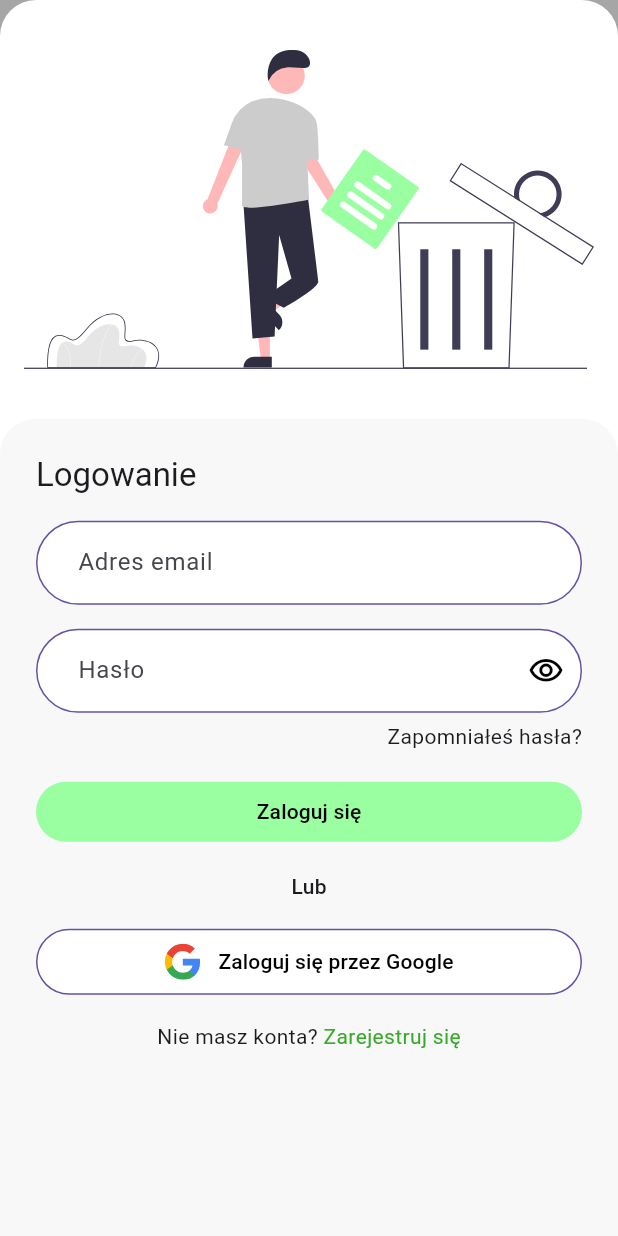
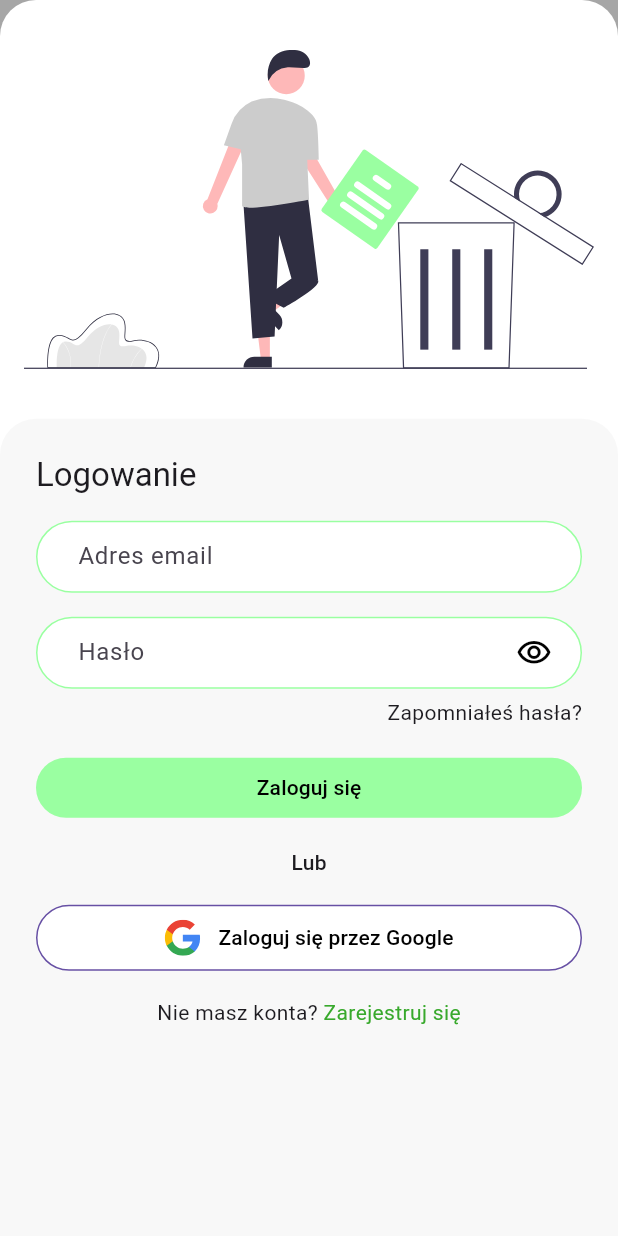
Before and after one commit to Zohenn/wyrzutka, a Flutter app: the screen it shows after launch, item 3 of the bottom bar chosen, on a phone screen of 412 x 824 dp. Run offline on Flutter 3.47's test engine with Material 2 defaults, Android fonts, the light colour scheme and no system bars; our stand-ins replace beamer, cloud_firestore, firebase_auth, firebase_core, flutter_hooks, flutter_svg and 4 more; accounts and stored records are empty.

Commit message:
base sign in/sign up flow

```diff
--- a/lib/app_theme.dart
+++ b/lib/app_theme.dart
@@ -21,11 +21,19 @@ class AppTheme extends StatelessWidget {
         // colorScheme: lightColorScheme,
         // colorSchemeSeed: AppColors.primary,
         inputDecorationTheme: InputDecorationTheme(
-          border: OutlineInputBorder(
+          filled: true,
+          fillColor: Colors.white,
+          enabledBorder: OutlineInputBorder(
             borderRadius: BorderRadius.circular(50),
-            borderSide: BorderSide.none,
+            borderSide: BorderSide(color: AppColors.primary),
           ),
-          contentPadding: const EdgeInsets.fromLTRB(12, 12, 12, 12),
+          focusedBorder: OutlineInputBorder(
+            borderRadius: BorderRadius.circular(50),
+            borderSide: BorderSide(color: AppColors.primary),
+          ),
+          floatingLabelStyle: TextStyle(color: Colors.black),
+          contentPadding: const EdgeInsets.symmetric(vertical: 12.0, horizontal: 24.0),
+          // contentPadding: const EdgeInsets.fromLTRB(12, 12, 12, 12),
         ),
         // textTheme: GoogleFonts.notoSansTextTheme(
         //   TextTheme(labelSmall: TextStyle(color: lightColorScheme.outline)),
--- a/lib/data/static_data.dart
+++ b/lib/data/static_data.dart
@@ -8,8 +8,8 @@ import 'package:inzynierka/models/sort_element.dart';
 import 'package:inzynierka/models/symbol.dart';
 
 List<AppUser> users = [
-  const AppUser(email: '1', name: 'Wojtek', surname: 'Brandeburg'),
-  const AppUser(email: '2', name: 'Michał', surname: 'Marciniak'),
+  const AppUser(id: '1', email: '1', name: 'Wojtek', surname: 'Brandeburg'),
+  const AppUser(id: '2', email: '2', name: 'Michał', surname: 'Marciniak'),
 ];
 
 AppUser? getUser(String? email) {
--- a/lib/models/app_user.dart
+++ b/lib/models/app_user.dart
@@ -4,11 +4,13 @@ import 'package:flutter/widgets.dart';
 @immutable
 class AppUser {
   const AppUser({
+    required this.id,
     required this.email,
     required this.name,
     required this.surname,
   });
 
+  final String id;
   final String email;
   final String name;
   final String surname;
@@ -19,6 +21,7 @@ class AppUser {
   ) {
     final data = snapshot.data()!;
     return AppUser(
+      id: snapshot.id,
       email: data['email'],
       name: data['name'],
       surname: data['surname'],
--- a/lib/screens/profile_screen.dart
+++ b/lib/screens/profile_screen.dart
@@ -11,7 +11,7 @@ class ProfileScreen extends HookConsumerWidget {
 
   @override
   Widget build(BuildContext context, WidgetRef ref) {
-    final user = ref.watch(userProvider.notifier).state;
+    final user = ref.watch(userProvider);
     useEffect(() {
       if (user == null) {
         WidgetsBinding.instance.addPostFrameCallback(
@@ -28,17 +28,43 @@ class ProfileScreen extends HookConsumerWidget {
       condition: user != null,
       ifTrue: () => ProfileScreenContent(),
       ifFalse: () => Center(
-        child: Text('We się zaloguj najpierw'),
+        child: Column(
+          mainAxisSize: MainAxisSize.min,
+          children: [
+            Text('We się zaloguj najpierw'),
+            OutlinedButton(
+              onPressed: () => showDefaultBottomSheet(
+                context: context,
+                fullScreen: true,
+                builder: (context) => SignInScreen(),
+              ),
+              child: Text('Logowanie'),
+            ),
+          ],
+        ),
       ),
     );
   }
 }
 
-class ProfileScreenContent extends StatelessWidget {
+class ProfileScreenContent extends HookConsumerWidget {
   const ProfileScreenContent({Key? key}) : super(key: key);
 
   @override
-  Widget build(BuildContext context) {
-    return Container();
+  Widget build(BuildContext context, WidgetRef ref) {
+    return Center(
+      child: Column(
+        mainAxisSize: MainAxisSize.min,
+        children: [
+          Text('Zalogowany'),
+          OutlinedButton(
+            onPressed: () {
+              ref.read(authServiceProvider).signOut();
+            },
+            child: Text('Wyloguj'),
+          ),
+        ],
+      ),
+    );
   }
 }
--- a/lib/screens/sign_in_screen.dart
+++ b/lib/screens/sign_in_screen.dart
@@ -4,6 +4,7 @@ import 'package:flutter_svg/flutter_svg.dart';
 import 'package:hooks_riverpod/hooks_riverpod.dart';
 import 'package:inzynierka/colors.dart';
 import 'package:inzynierka/hooks/tap_gesture_recognizer.dart';
+import 'package:inzynierka/providers/user_provider.dart';
 import 'package:inzynierka/screens/sign_up_screen.dart';
 import 'package:inzynierka/utils/show_default_bottom_sheet.dart';
 import 'package:inzynierka/widgets/gutter_column.dart';
@@ -27,24 +28,7 @@ class SignInScreen extends HookConsumerWidget {
       },
     );
 
-    return Theme(
-      data: Theme.of(context).copyWith(
-        inputDecorationTheme: Theme.of(context).inputDecorationTheme.copyWith(
-              filled: true,
-              fillColor: Colors.white,
-              enabledBorder: OutlineInputBorder(
-                borderRadius: BorderRadius.circular(50),
-                borderSide: BorderSide(color: Theme.of(context).primaryColor),
-              ),
-              focusedBorder: OutlineInputBorder(
-                borderRadius: BorderRadius.circular(50),
-                borderSide: BorderSide(color: Theme.of(context).primaryColor),
-              ),
-              floatingLabelStyle: TextStyle(color: Theme.of(context).colorScheme.onSurfaceVariant),
-              contentPadding: const EdgeInsets.symmetric(vertical: 16.0, horizontal: 24.0),
-            ),
-      ),
-      child: CustomScrollView(
+    return CustomScrollView(
       slivers: [
         SliverToBoxAdapter(
           child: Padding(
@@ -80,12 +64,15 @@ class SignInScreen extends HookConsumerWidget {
                         obscureText: !passwordVisible.value,
                         decoration: InputDecoration(
                           label: Text('Hasło'),
-                            suffixIcon: IconButton(
+                          suffixIcon: Padding(
+                            padding: const EdgeInsets.only(right: 8.0),
+                            child: IconButton(
                               icon: Icon(
                                 passwordVisible.value ? Icons.visibility_off_outlined : Icons.visibility_outlined,
                               ),
                               onPressed: () => passwordVisible.value = !passwordVisible.value,
                               color: Colors.black,
+                            ),
                           ),
                         ),
                         onChanged: (value) => password.value = value,
@@ -98,7 +85,10 @@ class SignInScreen extends HookConsumerWidget {
                     ],
                   ),
                   OutlinedButton(
-                      onPressed: () {},
+                    onPressed: () async {
+                      await ref.read(authServiceProvider).signIn(email: email.value, password: password.value);
+                      Navigator.of(context).pop();
+                    },
                     child: Center(child: Text('Zaloguj się')),
                   ),
                   Text('Lub', style: Theme.of(context).textTheme.labelLarge),
@@ -142,7 +132,6 @@ class SignInScreen extends HookConsumerWidget {
           ),
         ),
       ],
-      ),
     );
   }
 }
```
Also changed, not shown: lib/providers/user_provider.dart (+34 -0 lines), lib/screens/products_screen.dart (+9 -7 lines), lib/screens/sign_up_screen.dart (+20 -23 lines). Lines whose indentation alone changed are shown as unchanged.
